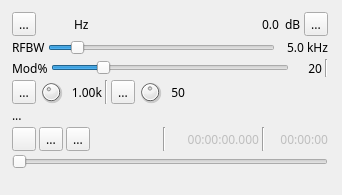
f4exb/sdrangel, file plugins/channeltx/modam/ammodgui.ui: the form before one commit.
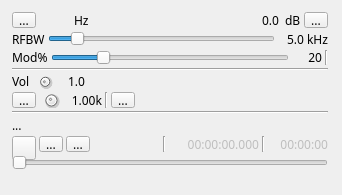
The form after the commit. Icons and pictures are not drawn. Custom widgets are drawn as their Qt base class.

Commit message: AM Modulator: implement generic volume control and volume level meter

Patch:
```diff
--- a/plugins/channeltx/modam/ammodgui.ui
+++ b/plugins/channeltx/modam/ammodgui.ui
@@ -287,6 +287,81 @@
       </item>
      </layout>
     </item>
+    <item>
+     <widget class="Line" name="line_4">
+      <property name="orientation">
+       <enum>Qt::Horizontal</enum>
+      </property>
+     </widget>
+    </item>
+    <item>
+     <layout class="QHBoxLayout" name="volumeLayout">
+      <item>
+       <widget class="QLabel" name="volLabel">
+        <property name="text">
+         <string>Vol</string>
+        </property>
+       </widget>
+      </item>
+      <item>
+       <widget class="QDial" name="volume">
+        <property name="maximumSize">
+         <size>
+          <width>24</width>
+          <height>24</height>
+         </size>
+        </property>
+        <property name="toolTip">
+         <string>Audio input gain</string>
+        </property>
+        <property name="maximum">
+         <number>100</number>
+        </property>
+        <property name="pageStep">
+         <number>1</number>
+        </property>
+        <property name="value">
+         <number>10</number>
+        </property>
+       </widget>
+      </item>
+      <item>
+       <widget class="QLabel" name="volumeText">
+        <property name="minimumSize">
+         <size>
+          <width>25</width>
+          <height>0</height>
+         </size>
+        </property>
+        <property name="toolTip">
+         <string>Audio input gain value</string>
+        </property>
+        <property name="statusTip">
+         <string/>
+        </property>
+        <property name="text">
+         <string>1.0</string>
+        </property>
+        <property name="alignment">
+         <set>Qt::AlignRight|Qt::AlignTrailing|Qt::AlignVCenter</set>
+        </property>
+       </widget>
+      </item>
+      <item>
+       <widget class="LevelMeter" name="volumeMeter" native="true">
+        <property name="sizePolicy">
+         <sizepolicy hsizetype="Expanding" vsizetype="Preferred">
+          <horstretch>0</horstretch>
+          <verstretch>0</verstretch>
+         </sizepolicy>
+        </property>
+        <property name="toolTip">
+         <string>Volume meter. White line is 100% and shoul not be exceeded (red zone)</string>
+        </property>
+       </widget>
+      </item>
+     </layout>
+    </item>
     <item>
      <layout class="QHBoxLayout" name="recordFileSelectLayout">
       <item>
@@ -371,47 +446,6 @@
         </property>
        </widget>
       </item>
-      <item>
-       <widget class="QDial" name="micVolume">
-        <property name="maximumSize">
-         <size>
-          <width>24</width>
-          <height>24</height>
-         </size>
-        </property>
-        <property name="toolTip">
-         <string>Audio input volume</string>
-        </property>
-        <property name="maximum">
-         <number>100</number>
-        </property>
-        <property name="pageStep">
-         <number>1</number>
-        </property>
-        <property name="value">
-         <number>50</number>
-        </property>
-       </widget>
-      </item>
-      <item>
-       <widget class="QLabel" name="micVolumeText">
-        <property name="minimumSize">
-         <size>
-          <width>20</width>
-          <height>0</height>
-         </size>
-        </property>
-        <property name="toolTip">
-         <string>Audio input volume level</string>
-        </property>
-        <property name="text">
-         <string>50</string>
-        </property>
-        <property name="alignment">
-         <set>Qt::AlignRight|Qt::AlignTrailing|Qt::AlignVCenter</set>
-        </property>
-       </widget>
-      </item>
       <item>
        <spacer name="horizontalSpacer_3">
         <property name="orientation">
@@ -427,6 +461,13 @@
       </item>
      </layout>
     </item>
+    <item>
+     <widget class="Line" name="line_3">
+      <property name="orientation">
+       <enum>Qt::Horizontal</enum>
+      </property>
+     </widget>
+    </item>
     <item>
      <layout class="QHBoxLayout" name="fileNameLayout">
       <item>
@@ -611,6 +652,12 @@
    <extends>QToolButton</extends>
    <header>gui/buttonswitch.h</header>
   </customwidget>
+  <customwidget>
+   <class>LevelMeter</class>
+   <extends>QWidget</extends>
+   <header>gui/levelmeter.h</header>
+   <container>1</container>
+  </customwidget>
  </customwidgets>
  <resources>
   <include location="../../../sdrbase/resources/res.qrc"/>
```
Left out of the diff: 31 changed lines with no effect on the pictures. The commit also changes 5 other files.
